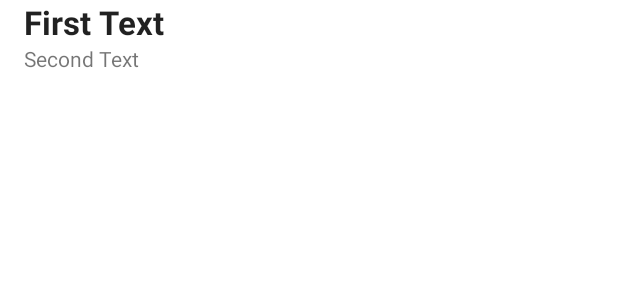
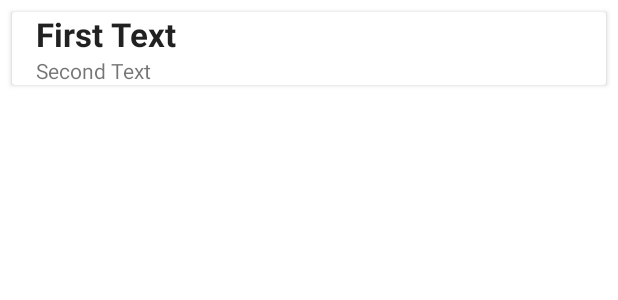
Before and after one commit to DavidRamosArchilla/F1-android, an Android app: the layout row_layout_quiniela.xml on its own in the app's theme, with its tools: preview values and no code run, on a phone screen of 412 x 824 dp. Shown: the top 300 px of the screen. Run offline under Robolectric (Android 15) with nearby library versions, the phone set to English and light mode, and no system bars.

Commit message:
añadida la lista como cardview

```diff
--- a/app/build.gradle
+++ b/app/build.gradle
@@ -48,5 +48,5 @@ dependencies {
     implementation 'com.firebaseui:firebase-ui-auth:7.2.0'
     implementation platform('com.google.firebase:firebase-bom:31.2.3')
     implementation 'androidx.work:work-runtime:2.7.1'
-
+    implementation 'androidx.cardview:cardview:1.0.0'
 }
--- a/app/src/main/res/layout/fragment_quiniela.xml
+++ b/app/src/main/res/layout/fragment_quiniela.xml
@@ -11,11 +11,13 @@
         android:id="@+id/recyclerView"
         android:layout_width="0dp"
         android:layout_height="0dp"
+        android:background="@color/blanco_amarillento"
         app:layout_constraintBottom_toBottomOf="parent"
         app:layout_constraintEnd_toEndOf="parent"
         app:layout_constraintStart_toStartOf="parent"
         app:layout_constraintTop_toTopOf="parent"
         app:layoutManager="androidx.recyclerview.widget.LinearLayoutManager"
         />
+<!--    android:dividerHeight="@null"-->
 
 </androidx.constraintlayout.widget.ConstraintLayout>
--- a/app/src/main/res/layout/row_layout_quiniela.xml
+++ b/app/src/main/res/layout/row_layout_quiniela.xml
@@ -1,5 +1,11 @@
+<androidx.cardview.widget.CardView
+    xmlns:android="http://schemas.android.com/apk/res/android"
+    android:layout_width="match_parent"
+    android:layout_height="wrap_content"
+    android:layout_margin="8dp"
+    android:foreground="?android:attr/selectableItemBackground">
+
     <RelativeLayout
-    xmlns:android="http://schemas.android.com/apk/res/android"
         android:layout_width="match_parent"
         android:layout_height="wrap_content">
 
@@ -8,13 +14,11 @@
             android:id="@+id/textViewPiloto"
             android:layout_width="wrap_content"
             android:layout_height="wrap_content"
-
             android:layout_marginStart="16dp"
             android:layout_marginEnd="8dp"
             android:textAppearance="@style/TextAppearance.AppCompat.Large"
             android:textStyle="bold"
             android:text="First Text"/>
-    <!--        android:textSize="16sp"-->
 
         <!-- Second TextView -->
         <TextView
@@ -22,11 +26,15 @@
             android:layout_width="wrap_content"
             android:layout_height="wrap_content"
             android:layout_below="@id/textViewPiloto"
-        android:textAppearance="@style/TextAppearance.AppCompat.Small"
             android:layout_marginStart="16dp"
             android:layout_marginEnd="8dp"
+            android:textAppearance="@style/TextAppearance.AppCompat.Small"
+            android:text="Second Text"/>
 
-        android:text="Second Text"/>
+    </RelativeLayout>
+
+</androidx.cardview.widget.CardView>
+
     <!--        android:textSize="14sp"-->
     <!-- Button -->
     <!--    <Button-->
@@ -35,5 +43,3 @@
     <!--        android:layout_height="50dp"-->
     <!--        android:layout_alignParentRight="true"-->
     <!--        android:text="X" />-->
-
-</RelativeLayout>
```
Lines whose indentation alone changed are shown as unchanged.
